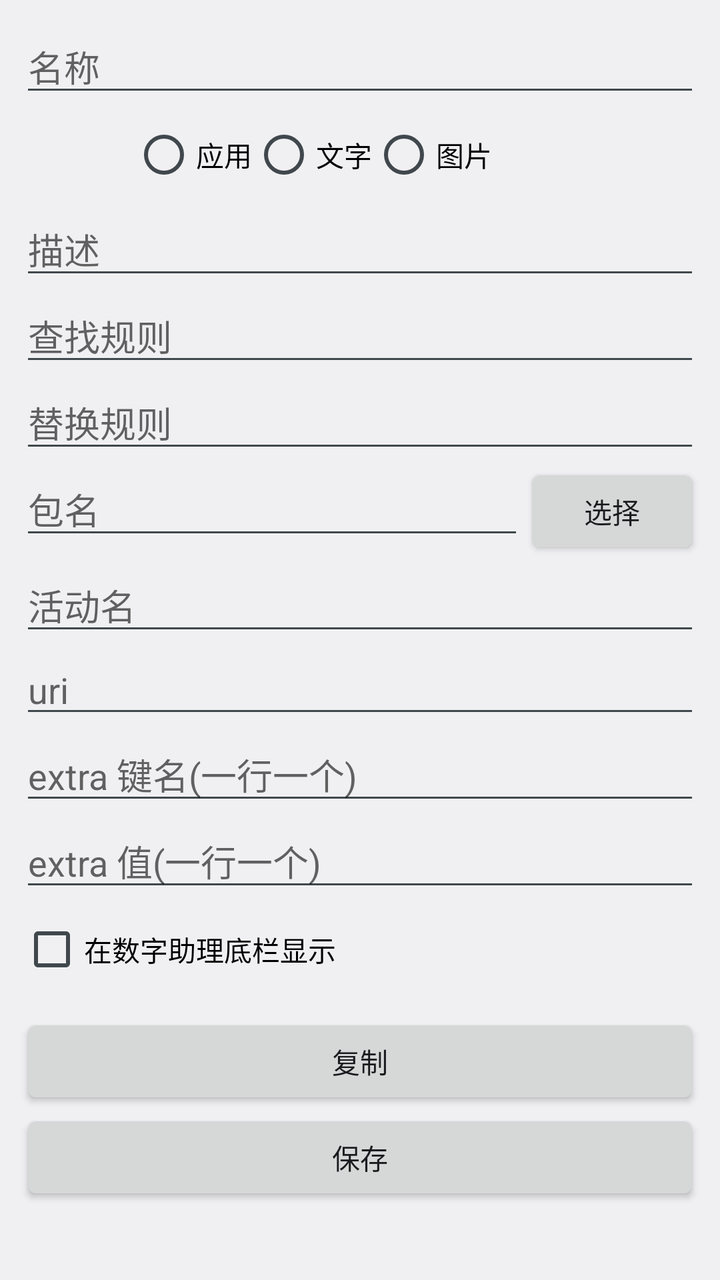
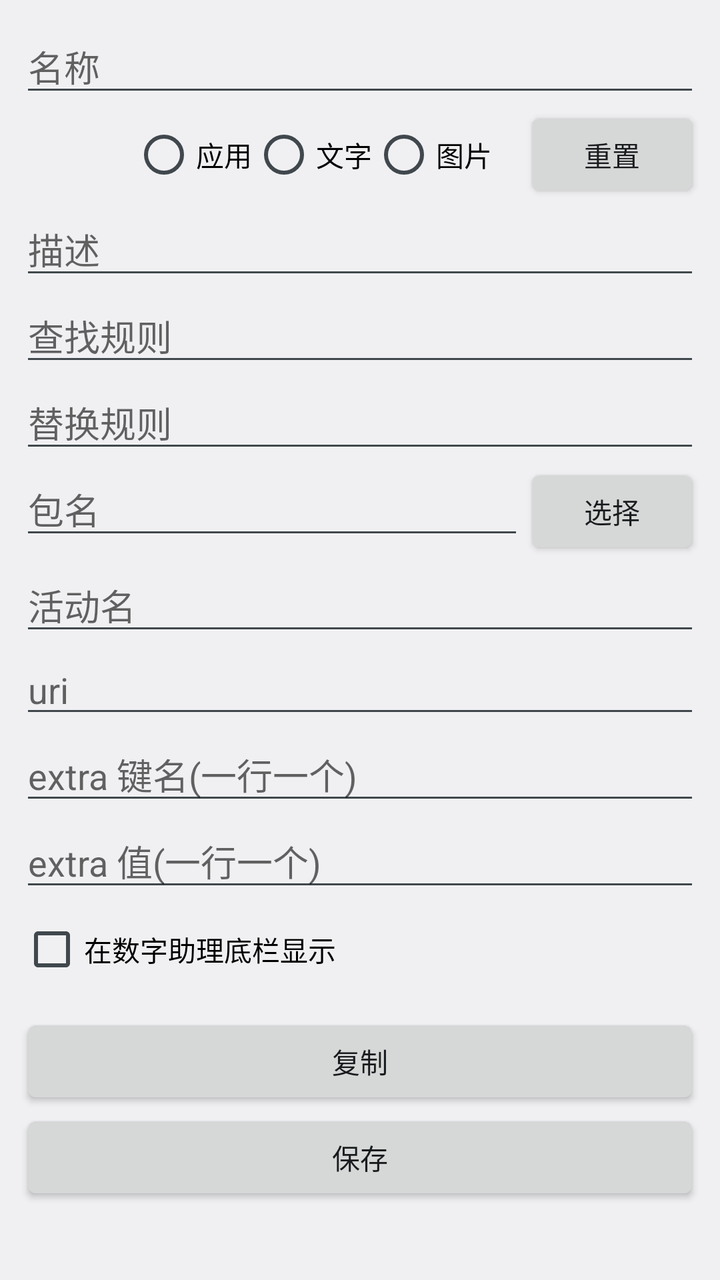

Compare the two renders of this Android layout. The source of the first and the diff that turns it into the second are given below.
<!-- AndroidManifest.xml: application theme AppTheme -->
<!-- res/layout/activity_jump_edit.xml -->
<?xml version="1.0" encoding="utf-8"?>
<ScrollView xmlns:android="http://schemas.android.com/apk/res/android"
    xmlns:tools="http://schemas.android.com/tools"
    android:layout_width="match_parent"
    android:layout_height="match_parent"
    android:fillViewport="true"
    android:fitsSystemWindows="true"
    tools:context=".JumpEditActivity">

    <LinearLayout
        android:layout_width="match_parent"
        android:layout_height="wrap_content"
        android:padding="10dp"
        android:orientation="vertical">

        <EditText
            android:id="@+id/name"
            android:layout_width="match_parent"
            android:layout_height="wrap_content"
            android:hint="名称" />

        <LinearLayout
            android:layout_width="match_parent"
            android:layout_height="wrap_content"
            android:gravity="center_vertical">

            <ImageView
                android:id="@+id/iconPreview"
                android:layout_width="48dp"
                android:layout_height="48dp"
                android:background="?android:attr/selectableItemBackground"
                android:padding="4dp"
                android:scaleType="fitCenter" />

            <TextView
                android:id="@+id/iconValue"
                android:layout_width="0dp"
                android:layout_height="0dp"
                android:visibility="gone" />

            <RadioGroup
                android:id="@+id/iconTypeGroup"
                android:layout_width="0dp"
                android:layout_height="wrap_content"
                android:layout_marginStart="8dp"
                android:layout_weight="1"
                android:orientation="horizontal">

                <RadioButton
                    android:id="@+id/rb_app"
                    android:layout_width="wrap_content"
                    android:layout_height="wrap_content"
                    android:text="应用" />

                <RadioButton
                    android:id="@+id/rb_text"
                    android:layout_width="wrap_content"
                    android:layout_height="wrap_content"
                    android:text="文字" />

                <RadioButton
                    android:id="@+id/rb_image"
                    android:layout_width="wrap_content"
                    android:layout_height="wrap_content"
                    android:text="图片" />
            </RadioGroup>
        </LinearLayout>

        <EditText
            android:id="@+id/description"
            android:layout_width="match_parent"
            android:layout_height="wrap_content"
            android:hint="描述" />

        <EditText
            android:id="@+id/matchRule"
            android:layout_width="match_parent"
            android:layout_height="wrap_content"
            android:hint="查找规则" />

        <EditText
            android:id="@+id/replaceRule"
            android:layout_width="match_parent"
            android:layout_height="wrap_content"
            android:hint="替换规则" />

        <LinearLayout
            android:layout_width="match_parent"
            android:layout_height="wrap_content"
            android:orientation="horizontal">

            <EditText
                android:id="@+id/packageName"
                android:layout_width="0dp"
                android:layout_height="wrap_content"
                android:layout_weight="1"
                android:hint="包名" />

            <Button
                android:id="@+id/btn_pick_app"
                android:layout_width="wrap_content"
                android:layout_height="wrap_content"
                android:text="选择" />
        </LinearLayout>

        <EditText
            android:id="@+id/activity"
            android:layout_width="match_parent"
            android:layout_height="wrap_content"
            android:hint="活动名" />

        <EditText
            android:id="@+id/uri"
            android:layout_width="match_parent"
            android:layout_height="wrap_content"
            android:hint="uri" />

        <EditText
            android:id="@+id/extra_key"
            android:layout_width="match_parent"
            android:layout_height="wrap_content"
            android:hint="extra 键名(一行一个)" />

        <EditText
            android:id="@+id/extra_value"
            android:layout_width="match_parent"
            android:layout_height="wrap_content"
            android:hint="extra 值(一行一个)" />

        <CheckBox
            android:id="@+id/cb_show_assistant"
            android:layout_width="wrap_content"
            android:layout_height="wrap_content"
            android:layout_marginTop="8dp"
            android:text="在数字助理底栏显示" />

        <LinearLayout
            android:layout_width="match_parent"
            android:layout_height="wrap_content"
            android:layout_marginTop="16dp"
            android:orientation="horizontal">

            <Button
                android:id="@+id/start"
                android:layout_width="0dp"
                android:layout_height="wrap_content"
                android:layout_weight="1"
                android:text="启动"
                android:visibility="gone" />

            <Button
                android:id="@+id/copy"
                android:layout_width="0dp"
                android:layout_height="wrap_content"
                android:layout_weight="1"
                android:text="复制" />
        </LinearLayout>

        <Button
            android:id="@+id/save"
            android:layout_width="match_parent"
            android:layout_height="wrap_content"
            android:text="保存" />

        <Button
            android:id="@+id/delete"
            android:layout_width="match_parent"
            android:layout_height="wrap_content"
            android:text="删除"
            android:visibility="gone" />

        <TextView
            android:id="@+id/show"
            android:layout_width="match_parent"
            android:layout_height="wrap_content" />

    </LinearLayout>
</ScrollView>
<!-- resources referenced by this layout -->
<resources>
  <style name="AppTheme" parent="@android:style/Theme.DeviceDefault.Light.NoActionBar">
          <item name="android:statusBarColor">@android:color/white</item>
          <item name="android:windowLightStatusBar">true</item>
      </style>
</resources>

<!-- the commit's change to res/layout/activity_jump_edit.xml (unified diff, before → after) -->
@@ -5,13 +5,14 @@
     android:layout_height="match_parent"
     android:fillViewport="true"
     android:fitsSystemWindows="true"
-    tools:context=".JumpEditActivity">
+    tools:context=".JumpEditActivity"
+    tools:ignore="HardcodedText,Autofill,TextFields">
 
     <LinearLayout
         android:layout_width="match_parent"
         android:layout_height="wrap_content"
-        android:padding="10dp"
-        android:orientation="vertical">
+        android:orientation="vertical"
+        android:padding="10dp">
 
         <EditText
             android:id="@+id/name"
@@ -29,6 +30,7 @@
                 android:layout_width="48dp"
                 android:layout_height="48dp"
                 android:background="?android:attr/selectableItemBackground"
+                android:contentDescription="图标"
                 android:padding="4dp"
                 android:scaleType="fitCenter" />
 
@@ -64,6 +66,12 @@
                     android:layout_height="wrap_content"
                     android:text="图片" />
             </RadioGroup>
+
+            <Button
+                android:id="@+id/btn_reset_icon"
+                android:layout_width="wrap_content"
+                android:layout_height="wrap_content"
+                android:text="重置" />
         </LinearLayout>
 
         <EditText
